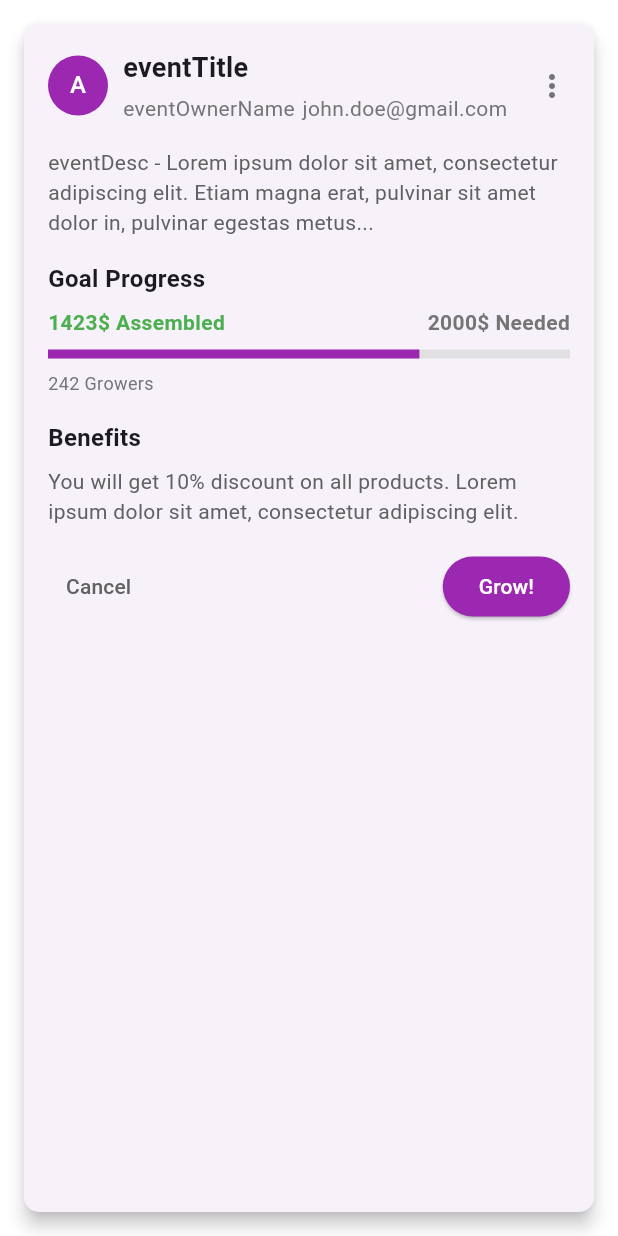
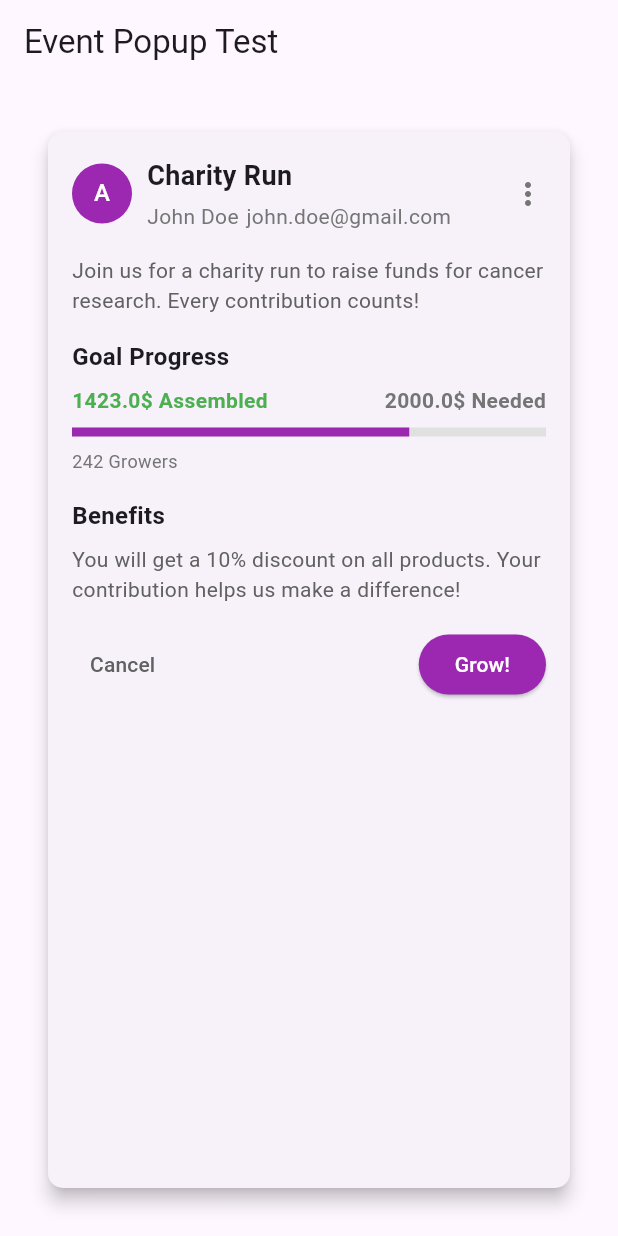
Before and after one commit to KwiatkowskiML/GrowTogether, a Flutter app: the screen it shows after launch, on a phone screen of 412 x 824 dp. Run offline on Flutter 3.47's test engine with Material 3 defaults, Android fonts, the phone set to English and light mode, and no system bars; our stand-ins replace flutter_svg, google_maps_flutter, logger.

Commit message:
Added new event popup card and greek vine wraper

```diff
--- a/grow_together/lib/main.dart
+++ b/grow_together/lib/main.dart
@@ -1,6 +1,5 @@
-// main.dart
 import 'package:flutter/material.dart';
-import 'package:grow_together/widgets/event_popup_card.dart';
+import 'package:grow_together/widgets/event_popup_card/event_popup_card.dart';
 import 'package:grow_together/widgets/map.dart';
 
 void main() {
@@ -33,7 +32,25 @@ class TestApp extends StatelessWidget {
       theme: ThemeData(
         primarySwatch: Colors.blue,
       ),
-      home: const EventPopupCard(),
+      home: Scaffold(
+        appBar: AppBar(title: const Text('Event Popup Test')),
+        body: const Padding(
+          padding: EdgeInsets.all(16.0),
+          child: EventPopupCard(
+            avatarInitial: 'A',
+            eventTitle: 'Charity Run',
+            eventOwnerName: 'John Doe',
+            eventOwnerEmail: 'john.doe@gmail.com',
+            eventDescription:
+                'Join us for a charity run to raise funds for cancer research. Every contribution counts!',
+            assembledAmount: 1423,
+            totalGoalAmount: 2000,
+            growersCount: 242,
+            benefitsText:
+                'You will get a 10% discount on all products. Your contribution helps us make a difference!',
+          ),
+        ),
+      ),
     );
   }
 }
--- a/grow_together/lib/widgets/event_popup_card.dart
+++ /dev/null
@@ -1,158 +0,0 @@
-import 'package:flutter/material.dart';
-
-class EventPopupCard extends StatelessWidget {
-  const EventPopupCard({super.key});
-
-  @override
-  Widget build(BuildContext context) {
-    return Card(
-      shape: RoundedRectangleBorder(
-        borderRadius: BorderRadius.circular(10.0),
-      ),
-      elevation: 5,
-      margin: const EdgeInsets.all(16.0),
-      child: Padding(
-        padding: const EdgeInsets.all(16.0),
-        child: Column(
-          crossAxisAlignment: CrossAxisAlignment.start,
-          children: [
-            // Header Section
-            Row(
-              mainAxisAlignment: MainAxisAlignment.spaceBetween,
-              children: [
-                Row(
-                  children: [
-                    const CircleAvatar(
-                      backgroundColor: Colors.purple,
-                      child: Text(
-                        'A',
-                        style: TextStyle(color: Colors.white),
-                      ),
-                    ),
-                    const SizedBox(width: 10),
-                    Column(
-                      crossAxisAlignment: CrossAxisAlignment.start,
-                      children: [
-                        const Text(
-                          'eventTitle',
-                          style: TextStyle(
-                              fontWeight: FontWeight.bold, fontSize: 18),
-                        ),
-                        const SizedBox(height: 4),
-                        Row(
-                          children: [
-                            Text(
-                              'eventOwnerName',
-                              style: TextStyle(
-                                  color: Colors.grey[600], fontSize: 14),
-                            ),
-                            const SizedBox(width: 5),
-                            Text(
-                              'john.doe@gmail.com',
-                              style: TextStyle(
-                                  color: Colors.grey[600], fontSize: 14),
-                            ),
-                          ],
-                        ),
-                      ],
-                    ),
-                  ],
-                ),
-                Icon(Icons.more_vert, color: Colors.grey[600]),
-              ],
-            ),
-            const SizedBox(height: 16),
-
-            // Event Description Section
-            Text(
-              'eventDesc - Lorem ipsum dolor sit amet, consectetur adipiscing elit. Etiam magna erat, pulvinar sit amet dolor in, pulvinar egestas metus...',
-              style: TextStyle(fontSize: 14, color: Colors.grey[700]),
-            ),
-            const SizedBox(height: 16),
-
-            // Goal Progress Section
-            const Text(
-              'Goal Progress',
-              style: TextStyle(fontWeight: FontWeight.bold, fontSize: 16),
-            ),
-            const SizedBox(height: 8),
-            Row(
-              mainAxisAlignment: MainAxisAlignment.spaceBetween,
-              children: [
-                const Text(
-                  '1423\$ Assembled',
-                  style: TextStyle(
-                    color: Colors.green,
-                    fontWeight: FontWeight.bold,
-                    fontSize: 14,
-                  ),
-                ),
-                Text(
-                  '2000\$ Needed',
-                  style: TextStyle(
-                    color: Colors.grey[600],
-                    fontWeight: FontWeight.bold,
-                    fontSize: 14,
-                  ),
-                ),
-              ],
-            ),
-            const SizedBox(height: 8),
-            LinearProgressIndicator(
-              value: 1423 / 2000,
-              backgroundColor: Colors.grey[300],
-              color: Colors.purple,
-              minHeight: 6,
-            ),
-            const SizedBox(height: 8),
-            Text(
-              '242 Growers',
-              style: TextStyle(
-                fontSize: 12,
-                color: Colors.grey[600],
-              ),
-            ),
-            const SizedBox(height: 16),
-
-            // Benefits Section
-            const Text(
-              'Benefits',
-              style: TextStyle(fontWeight: FontWeight.bold, fontSize: 16),
-            ),
-            const SizedBox(height: 8),
-            Text(
-              'You will get 10% discount on all products. Lorem ipsum dolor sit amet, consectetur adipiscing elit.',
-              style: TextStyle(fontSize: 14, color: Colors.grey[700]),
-            ),
-            const SizedBox(height: 16),
-
-            // Action Buttons Section
-            Row(
-              mainAxisAlignment: MainAxisAlignment.spaceBetween,
-              children: [
-                TextButton(
-                  onPressed: () {
-                    // Cancel button action
-                  },
-                  style: TextButton.styleFrom(
-                    foregroundColor: Colors.grey[700],
-                  ),
-                  child: const Text('Cancel'),
-                ),
-                ElevatedButton(
-                  onPressed: () {
-                    // Grow! button action
-                  },
-                  style: ElevatedButton.styleFrom(
-                    foregroundColor: Colors.white, backgroundColor: Colors.purple,
-                  ),
-                  child: const Text('Grow!'),
-                ),
-              ],
-            ),
-          ],
-        ),
-      ),
-    );
-  }
-}
--- /dev/null
+++ b/grow_together/lib/widgets/event_popup_card/action_buttons_section.dart
@@ -0,0 +1,33 @@
+import 'package:flutter/material.dart';
+
+class ActionButtonsSection extends StatelessWidget {
+  const ActionButtonsSection({Key? key}) : super(key: key);
+
+  @override
+  Widget build(BuildContext context) {
+    return Row(
+      mainAxisAlignment: MainAxisAlignment.spaceBetween,
+      children: [
+        TextButton(
+          onPressed: () {
+            // Handle Cancel button action
+          },
+          child: Text('Cancel'),
+          style: TextButton.styleFrom(
+            foregroundColor: Colors.grey[700],
+          ),
+        ),
+        ElevatedButton(
+          onPressed: () {
+            // Handle Grow! button action
+          },
+          child: Text('Grow!'),
+          style: ElevatedButton.styleFrom(
+            foregroundColor: Colors.white,
+            backgroundColor: Colors.purple,
+          ),
+        ),
+      ],
+    );
+  }
+}
--- /dev/null
+++ b/grow_together/lib/widgets/event_popup_card/benefits_section.dart
@@ -0,0 +1,28 @@
+import 'package:flutter/material.dart';
+
+class BenefitsSection extends StatelessWidget {
+  final String benefitsText;
+
+  const BenefitsSection({
+    Key? key,
+    required this.benefitsText,
+  }) : super(key: key);
+
+  @override
+  Widget build(BuildContext context) {
+    return Column(
+      crossAxisAlignment: CrossAxisAlignment.start,
+      children: [
+        Text(
+          'Benefits',
+          style: TextStyle(fontWeight: FontWeight.bold, fontSize: 16),
+        ),
+        SizedBox(height: 8),
+        Text(
+          benefitsText,
+          style: TextStyle(fontSize: 14, color: Colors.grey[700]),
+        ),
+      ],
+    );
+  }
+}
--- /dev/null
+++ b/grow_together/lib/widgets/event_popup_card/event_popup_card.dart
@@ -0,0 +1,70 @@
+import 'package:flutter/material.dart';
+import 'header_section.dart';
+import 'goal_progress_section.dart';
+import 'benefits_section.dart';
+import 'action_buttons_section.dart';
+
+class EventPopupCard extends StatelessWidget {
+  final String avatarInitial;
+  final String eventTitle;
+  final String eventOwnerName;
+  final String eventOwnerEmail;
+  final String eventDescription;
+  final double assembledAmount;
+  final double totalGoalAmount;
+  final int growersCount;
+  final String benefitsText;
+
+  const EventPopupCard({
+    Key? key,
+    required this.avatarInitial,
+    required this.eventTitle,
+    required this.eventOwnerName,
+    required this.eventOwnerEmail,
+    required this.eventDescription,
+    required this.assembledAmount,
+    required this.totalGoalAmount,
+    required this.growersCount,
+    required this.benefitsText,
+  }) : super(key: key);
+
+  @override
+  Widget build(BuildContext context) {
+    return Card(
+      shape: RoundedRectangleBorder(
+        borderRadius: BorderRadius.circular(10.0),
+      ),
+      elevation: 5,
+      margin: EdgeInsets.all(16.0),
+      child: Padding(
+        padding: const EdgeInsets.all(16.0),
+        child: Column(
+          crossAxisAlignment: CrossAxisAlignment.start,
+          children: [
+            HeaderSection(
+              avatarInitial: avatarInitial,
+              eventTitle: eventTitle,
+              eventOwnerName: eventOwnerName,
+              eventOwnerEmail: eventOwnerEmail,
+            ),
+            SizedBox(height: 16),
+            Text(
+              eventDescription,
+              style: TextStyle(fontSize: 14, color: Colors.grey[700]),
+            ),
+            SizedBox(height: 16),
+            GoalProgressSection(
+              assembledAmount: assembledAmount,
+              totalGoalAmount: totalGoalAmount,
+              growersCount: growersCount,
+            ),
+            SizedBox(height: 16),
+            BenefitsSection(benefitsText: benefitsText),
+            SizedBox(height: 16),
+            ActionButtonsSection(),
+          ],
+        ),
+      ),
+    );
+  }
+}
--- /dev/null
+++ b/grow_together/lib/widgets/event_popup_card/goal_progress_section.dart
@@ -0,0 +1,64 @@
+import 'package:flutter/material.dart';
+
+class GoalProgressSection extends StatelessWidget {
+  final double assembledAmount;
+  final double totalGoalAmount;
+  final int growersCount;
+
+  const GoalProgressSection({
+    Key? key,
+    required this.assembledAmount,
+    required this.totalGoalAmount,
+    required this.growersCount,
+  }) : super(key: key);
+
+  @override
+  Widget build(BuildContext context) {
+    return Column(
+      crossAxisAlignment: CrossAxisAlignment.start,
+      children: [
+        Text(
+          'Goal Progress',
+          style: TextStyle(fontWeight: FontWeight.bold, fontSize: 16),
+        ),
+        SizedBox(height: 8),
+        Row(
+          mainAxisAlignment: MainAxisAlignment.spaceBetween,
+          children: [
+            Text(
+              '$assembledAmount\$ Assembled',
+              style: TextStyle(
+                color: Colors.green,
+                fontWeight: FontWeight.bold,
+                fontSize: 14,
+              ),
+            ),
+            Text(
+              '$totalGoalAmount\$ Needed',
+              style: TextStyle(
+                color: Colors.grey[600],
+                fontWeight: FontWeight.bold,
+                fontSize: 14,
+              ),
+            ),
+          ],
+        ),
+        SizedBox(height: 8),
+        LinearProgressIndicator(
+          value: assembledAmount / totalGoalAmount,
+          backgroundColor: Colors.grey[300],
+          color: Colors.purple,
+          minHeight: 6,
+        ),
+        SizedBox(height: 8),
+        Text(
+          '$growersCount Growers',
+          style: TextStyle(
+            fontSize: 12,
+            color: Colors.grey[600],
+          ),
+        ),
+      ],
+    );
+  }
+}
--- /dev/null
+++ b/grow_together/lib/widgets/event_popup_card/header_section.dart
@@ -0,0 +1,64 @@
+import 'package:flutter/material.dart';
+
+class HeaderSection extends StatelessWidget {
+  final String avatarInitial;
+  final String eventTitle;
+  final String eventOwnerName;
+  final String eventOwnerEmail;
+
+  const HeaderSection({
+    Key? key,
+    required this.avatarInitial,
+    required this.eventTitle,
+    required this.eventOwnerName,
+    required this.eventOwnerEmail,
+  }) : super(key: key);
+
+  @override
+  Widget build(BuildContext context) {
+    return Row(
+      mainAxisAlignment: MainAxisAlignment.spaceBetween,
+      children: [
+        Row(
+          children: [
+            CircleAvatar(
+              backgroundColor: Colors.purple,
+              child: Text(
+                avatarInitial,
+                style: TextStyle(color: Colors.white),
+              ),
+            ),
+            SizedBox(width: 10),
+            Column(
+              crossAxisAlignment: CrossAxisAlignment.start,
+              children: [
+                Text(
+                  eventTitle,
+                  style: TextStyle(
+                    fontWeight: FontWeight.bold,
+                    fontSize: 18,
+                  ),
+                ),
+                SizedBox(height: 4),
+                Row(
+                  children: [
+                    Text(
+                      eventOwnerName,
+                      style: TextStyle(color: Colors.grey[600], fontSize: 14),
+                    ),
+                    SizedBox(width: 5),
+                    Text(
+                      eventOwnerEmail,
+                      style: TextStyle(color: Colors.grey[600], fontSize: 14),
+                    ),
+                  ],
+                ),
+              ],
+            ),
+          ],
+        ),
+        Icon(Icons.more_vert, color: Colors.grey[600]),
+      ],
+    );
+  }
+}
--- /dev/null
+++ b/grow_together/lib/widgets/greek_vine_border_card.dart
@@ -0,0 +1,34 @@
+import 'package:flutter/material.dart';
+import 'package:flutter_svg/flutter_svg.dart';
+
+class GreekVineBorderCard extends StatelessWidget {
+  final Widget body;
+
+  const GreekVineBorderCard({Key? key, required this.body}) : super(key: key);
+
+  @override
+  Widget build(BuildContext context) {
+    return Stack(
+      children: [
+        IntrinsicHeight(
+          child: IntrinsicWidth(
+            child: Stack(
+              children: [
+                Padding(
+                  padding: const EdgeInsets.fromLTRB(60.0, 20.0, 60.0, 20.0),
+                  child: body,
+                ),
+                Positioned.fill(
+                  child: SvgPicture.asset(
+                    'card/vine_border.svg',
+                    fit: BoxFit.fill,
+                  ),
+                ),
+              ],
+            ),
+          ),
+        ),
+      ],
+    );
+  }
+}
--- a/grow_together/lib/widgets/map.dart
+++ b/grow_together/lib/widgets/map.dart
@@ -18,14 +18,12 @@ class _MapScreenState extends State<MapScreen> {
     _setMarkers();
   }
 
-  // Set custom markers on the map
   void _setMarkers() {
     _markers.add(
       Marker(
         markerId: const MarkerId('customMarker'),
         position: const LatLng(37.42796133580664, -122.085749655962),
-        icon: BitmapDescriptor.defaultMarkerWithHue(
-            BitmapDescriptor.hueAzure), // You can use custom icons too
+        icon: BitmapDescriptor.defaultMarkerWithHue(BitmapDescriptor.hueAzure),
         onTap: () {
           _showCustomPopup();
         },
--- a/grow_together/pubspec.yaml
+++ b/grow_together/pubspec.yaml
@@ -38,6 +38,7 @@ dependencies:
   flutter_dotenv: ^5.1.0
   logger: ^2.4.0
   http: ^1.2.2
+  flutter_svg: ^2.0.10+1
 
 dev_dependencies:
   flutter_test:
@@ -63,6 +64,7 @@ flutter:
   # To add assets to your application, add an assets section, like this:
   assets:
     - web/assets/
+    - assets/
   #   - images/a_dot_burr.jpeg
   #   - images/a_dot_ham.jpeg
 
```
Also changed, not shown: grow_together/assets/card/vine_border.svg (added), grow_together/pubspec.lock, 3 other files.
